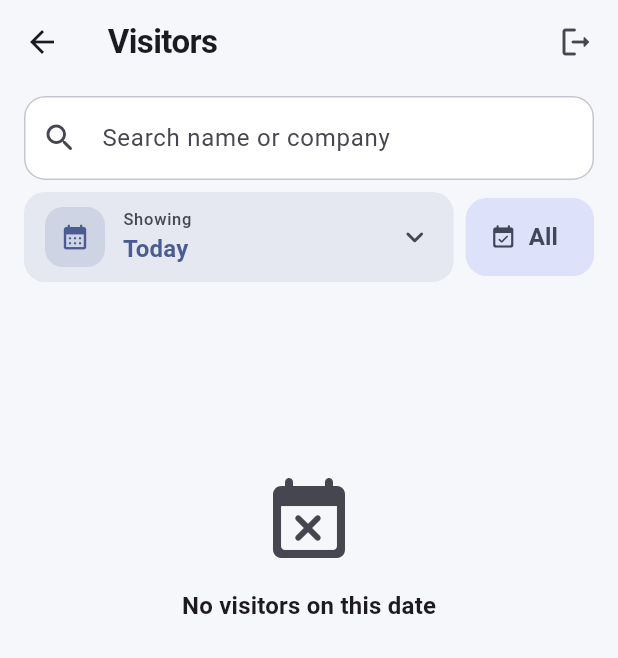
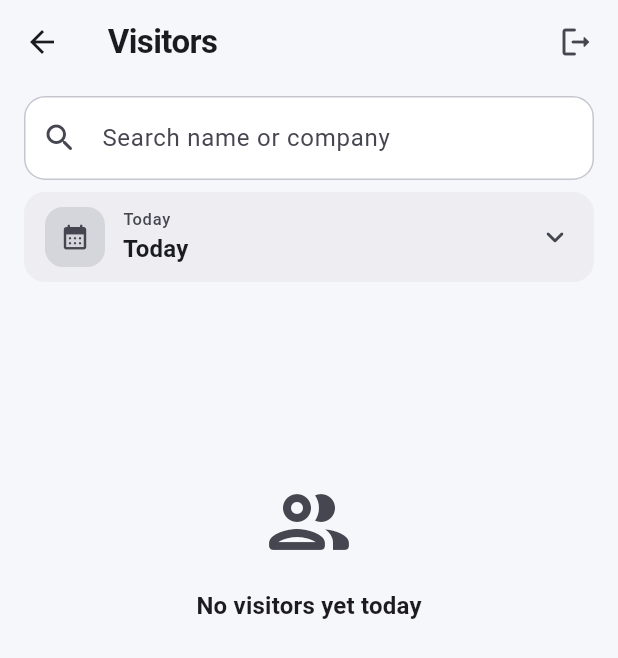
Before and after one commit to ShivanshPande19/AZIMUTH-ENTRY, a Flutter app: the OwnerHome screen opened directly, on a phone screen of 412 x 824 dp. Shown: the top 658 px of the screen. Run offline on Flutter 3.47's test engine with Material 3 defaults, Android fonts, the phone set to English and light mode, and no system bars; our stand-ins replace supabase_flutter; accounts and stored records are empty.

Commit message:
Owner date bar: match guard (Today reset, no All); always view one day

```diff
--- a/lib/screens/owner/owner_visitors_screen.dart
+++ b/lib/screens/owner/owner_visitors_screen.dart
@@ -33,7 +33,9 @@ class _OwnerVisitorsScreenState extends State<OwnerVisitorsScreen> {
   int _page = 0;
   int _total = 0;
   String _query = '';
-  DateTime? _filterDate = DateTime.now(); // defaults to today; null = all dates
+  DateTime _filterDate = DateTime.now(); // the day being viewed (default: today)
+
+  bool get _isToday => isSameDay(_filterDate, DateTime.now());
 
   bool _loading = true;
   Object? _error;
@@ -115,7 +117,7 @@ class _OwnerVisitorsScreenState extends State<OwnerVisitorsScreen> {
     final now = DateTime.now();
     final picked = await showDatePicker(
       context: context,
-      initialDate: _filterDate ?? now,
+      initialDate: _filterDate,
       firstDate: DateTime(now.year - 3),
       lastDate: now,
       helpText: 'Show visitors on',
@@ -129,9 +131,10 @@ class _OwnerVisitorsScreenState extends State<OwnerVisitorsScreen> {
     }
   }
 
-  void _clearFilterDate() {
+  void _goToday() {
+    if (_isToday) return;
     setState(() {
-      _filterDate = null;
+      _filterDate = DateTime.now();
       _page = 0;
     });
     _load();
@@ -291,8 +294,9 @@ class _OwnerVisitorsScreenState extends State<OwnerVisitorsScreen> {
         ),
         _DateFilterBar(
           date: _filterDate,
+          isToday: _isToday,
           onPick: _pickFilterDate,
-          onClear: _clearFilterDate,
+          onToday: _goToday,
         ),
         Expanded(child: _buildBody()),
         if (!_loading && _error == null && _total > 0) _buildPaginationBar(),
@@ -310,7 +314,7 @@ class _OwnerVisitorsScreenState extends State<OwnerVisitorsScreen> {
     if (_items.isEmpty) {
       return _EmptyView(
         searching: _query.trim().isNotEmpty,
-        dateFiltered: _filterDate != null,
+        isToday: _isToday,
       );
     }
     final rows = _buildRows(_items);
@@ -405,51 +409,52 @@ class _VisitorRow extends _Row {
   final Visitor visitor;
 }
 
-// ---- Date selector (styled to match the guard's working-date bar) ----------
+// ---- Date selector (matches the guard's working-date bar) ------------------
 class _DateFilterBar extends StatelessWidget {
-  const _DateFilterBar(
-      {required this.date, required this.onPick, required this.onClear});
-  final DateTime? date;
+  const _DateFilterBar({
+    required this.date,
+    required this.isToday,
+    required this.onPick,
+    required this.onToday,
+  });
+  final DateTime date;
+  final bool isToday;
   final VoidCallback onPick;
-  final VoidCallback onClear;
+  final VoidCallback onToday;
 
   @override
   Widget build(BuildContext context) {
     final scheme = Theme.of(context).colorScheme;
-    final active = date != null;
+    final accent = isToday ? scheme.onSurfaceVariant : scheme.primary;
     return Padding(
       padding: const EdgeInsets.fromLTRB(16, 0, 16, 8),
-      child: Row(
+      child: Column(
+        children: [
+          Row(
             children: [
               Expanded(
                 child: Material(
-              color: active
-                  ? scheme.primary.withValues(alpha: 0.10)
-                  : scheme.surfaceContainerHighest.withValues(alpha: 0.5),
+                  color: isToday
+                      ? scheme.surfaceContainerHighest.withValues(alpha: 0.5)
+                      : scheme.primary.withValues(alpha: 0.10),
                   borderRadius: BorderRadius.circular(14),
                   child: InkWell(
                     borderRadius: BorderRadius.circular(14),
                     onTap: onPick,
                     child: Padding(
-                  padding:
-                      const EdgeInsets.symmetric(horizontal: 14, vertical: 10),
+                      padding: const EdgeInsets.symmetric(
+                          horizontal: 14, vertical: 10),
                       child: Row(
                         children: [
                           Container(
                             width: 40,
                             height: 40,
                             decoration: BoxDecoration(
-                          color: (active
-                                  ? scheme.primary
-                                  : scheme.onSurfaceVariant)
-                              .withValues(alpha: 0.14),
+                              color: accent.withValues(alpha: 0.14),
                               borderRadius: BorderRadius.circular(12),
                             ),
                             child: Icon(Icons.calendar_month_rounded,
-                            size: 20,
-                            color: active
-                                ? scheme.primary
-                                : scheme.onSurfaceVariant),
+                                size: 20, color: accent),
                           ),
                           const SizedBox(width: 12),
                           Expanded(
@@ -457,14 +462,15 @@ class _DateFilterBar extends StatelessWidget {
                               crossAxisAlignment: CrossAxisAlignment.start,
                               children: [
                                 Text(
-                              'Showing',
+                                  isToday ? 'Today' : 'Selected date',
                                   style: Theme.of(context)
                                       .textTheme
                                       .labelSmall
-                                  ?.copyWith(color: scheme.onSurfaceVariant),
+                                      ?.copyWith(
+                                          color: scheme.onSurfaceVariant),
                                 ),
                                 Text(
-                              active ? relativeDayLabel(date!) : 'All dates',
+                                  relativeDayLabel(date),
                                   maxLines: 1,
                                   overflow: TextOverflow.ellipsis,
                                   style: Theme.of(context)
@@ -472,9 +478,9 @@ class _DateFilterBar extends StatelessWidget {
                                       .titleMedium
                                       ?.copyWith(
                                         fontWeight: FontWeight.w700,
-                                    color: active
-                                        ? scheme.primary
-                                        : scheme.onSurface,
+                                        color: isToday
+                                            ? scheme.onSurface
+                                            : scheme.primary,
                                       ),
                                 ),
                               ],
@@ -488,14 +494,36 @@ class _DateFilterBar extends StatelessWidget {
                   ),
                 ),
               ),
-          if (active) ...[
+              if (!isToday) ...[
                 const SizedBox(width: 8),
                 FilledButton.tonalIcon(
-              onPressed: onClear,
-              icon: const Icon(Icons.event_available_rounded, size: 18),
-              label: const Text('All'),
+                  onPressed: onToday,
+                  icon: const Icon(Icons.today_rounded, size: 18),
+                  label: const Text('Today'),
                 ),
               ],
+            ],
+          ),
+          if (!isToday)
+            Padding(
+              padding: const EdgeInsets.only(top: 8),
+              child: Row(
+                children: [
+                  Icon(Icons.info_outline_rounded,
+                      size: 15, color: scheme.onSurfaceVariant),
+                  const SizedBox(width: 6),
+                  Expanded(
+                    child: Text(
+                      'Viewing a previous date. Tap Today to return.',
+                      style: Theme.of(context)
+                          .textTheme
+                          .bodySmall
+                          ?.copyWith(color: scheme.onSurfaceVariant),
+                    ),
+                  ),
+                ],
+              ),
+            ),
         ],
       ),
     );
@@ -692,9 +720,9 @@ class _Avatar extends StatelessWidget {
 }
 
 class _EmptyView extends StatelessWidget {
-  const _EmptyView({required this.searching, this.dateFiltered = false});
+  const _EmptyView({required this.searching, required this.isToday});
   final bool searching;
-  final bool dateFiltered;
+  final bool isToday;
 
   @override
   Widget build(BuildContext context) {
@@ -704,12 +732,12 @@ class _EmptyView extends StatelessWidget {
     if (searching) {
       icon = Icons.search_off_rounded;
       message = 'No matching visitors';
-    } else if (dateFiltered) {
+    } else if (isToday) {
+      icon = Icons.people_outline_rounded;
+      message = 'No visitors yet today';
+    } else {
       icon = Icons.event_busy_rounded;
       message = 'No visitors on this date';
-    } else {
-      icon = Icons.people_outline_rounded;
-      message = 'No visitors yet';
     }
     return ListView(
       children: [
```
Lines whose indentation alone changed are shown as unchanged.
